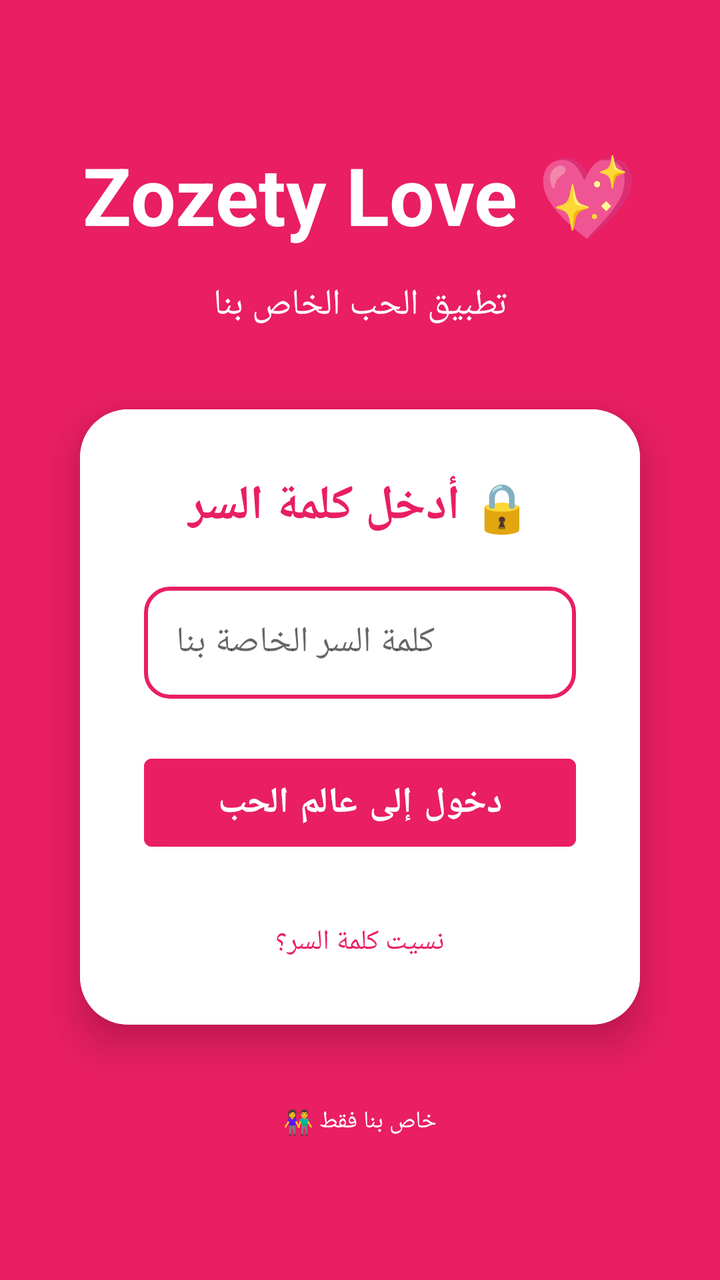
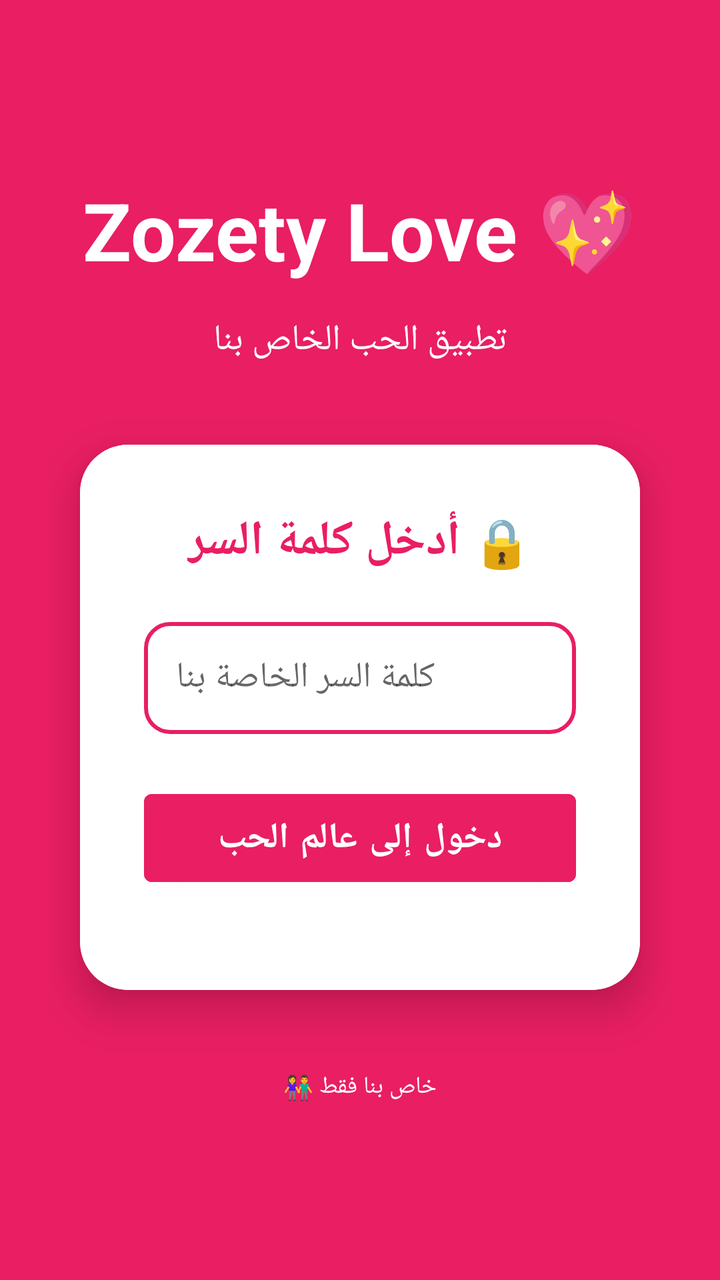

Screens rendered from an Android XML layout before and after an edit, with the pre-edit source and the edit as a unified diff.
<!-- AndroidManifest.xml: application theme Theme.ZozetyLove -->
<!-- res/layout/activity_login.xml -->
<?xml version="1.0" encoding="utf-8"?>
<androidx.constraintlayout.widget.ConstraintLayout 
    xmlns:android="http://schemas.android.com/apk/res/android"
    xmlns:app="http://schemas.android.com/apk/res-auto"
    xmlns:tools="http://schemas.android.com/tools"
    android:layout_width="match_parent"
    android:layout_height="match_parent"
    android:background="@color/primary_color"
    tools:context=".LoginActivity">

    <LinearLayout
        android:layout_width="match_parent"
        android:layout_height="match_parent"
        android:orientation="vertical"
        android:gravity="center"
        android:padding="24dp">

        
        <LinearLayout
            android:layout_width="match_parent"
            android:layout_height="wrap_content"
            android:orientation="vertical"
            android:gravity="center"
            android:layout_marginBottom="40dp">

            <TextView
                android:layout_width="wrap_content"
                android:layout_height="wrap_content"
                android:text="Zozety Love 💖"
                android:textSize="40sp"
                android:textColor="@android:color/white"
                android:textStyle="bold"
                android:layout_marginBottom="16dp"/>

            <TextView
                android:layout_width="wrap_content"
                android:layout_height="wrap_content"
                android:text="تطبيق الحب الخاص بنا"
                android:textSize="18sp"
                android:textColor="@color/card_background"/>
        </LinearLayout>

        
        <androidx.cardview.widget.CardView
            android:layout_width="match_parent"
            android:layout_height="wrap_content"
            app:cardCornerRadius="24dp"
            app:cardElevation="12dp"
            android:layout_marginHorizontal="16dp">

            <LinearLayout
                android:layout_width="match_parent"
                android:layout_height="wrap_content"
                android:orientation="vertical"
                android:padding="32dp"
                android:background="@android:color/white">

                <TextView
                    android:layout_width="wrap_content"
                    android:layout_height="wrap_content"
                    android:text="🔒 أدخل كلمة السر"
                    android:textSize="24sp"
                    android:textColor="@color/primary_color"
                    android:textStyle="bold"
                    android:layout_marginBottom="24dp"
                    android:layout_gravity="center"/>

                <EditText
                    android:id="@+id/etPassword"
                    android:layout_width="match_parent"
                    android:layout_height="56dp"
                    android:hint="@string/login_hint"
                    android:inputType="textPassword"
                    android:textSize="18sp"
                    android:padding="16dp"
                    android:background="@drawable/edittext_background"
                    android:layout_marginBottom="24dp"/>

                <Button
                    android:id="@+id/btnLogin"
                    android:layout_width="match_parent"
                    android:layout_height="56dp"
                    android:text="@string/login_button"
                    android:textSize="18sp"
                    android:textStyle="bold"
                    android:backgroundTint="@color/primary_color"
                    android:textColor="@android:color/white"
                    android:layout_marginBottom="16dp"/>

                <TextView
                    android:id="@+id/tvForgotPassword"
                    android:layout_width="wrap_content"
                    android:layout_height="wrap_content"
                    android:text="@string/forgot_password"
                    android:textSize="14sp"
                    android:textColor="@color/primary_color"
                    android:layout_marginTop="16dp"
                    android:layout_gravity="center"
                    android:clickable="true"
                    android:focusable="true"/>
            </LinearLayout>
        </androidx.cardview.widget.CardView>

        
        <TextView
            android:layout_width="wrap_content"
            android:layout_height="wrap_content"
            android:text="خاص بنا فقط 👫"
            android:textSize="12sp"
            android:textColor="@color/card_background"
            android:layout_marginTop="40dp"/>

    </LinearLayout>
</androidx.constraintlayout.widget.ConstraintLayout>
<!-- resources referenced by this layout -->
<resources>
  <color name="card_background">#FFFFFF</color>
  <color name="primary_color">#E91E63</color>
  <!-- drawable edittext_background (drawable) -->
  <?xml version="1.0" encoding="utf-8"?>
  <shape xmlns:android="http://schemas.android.com/apk/res/android">
      <solid android:color="@android:color/white" />
      <stroke android:width="2dp" android:color="@color/primary_color" />
      <corners android:radius="12dp" />
      <padding android:left="16dp" android:top="12dp" android:right="16dp" android:bottom="12dp" />
  </shape>
  <string name="forgot_password">نسيت كلمة السر؟</string>
  <string name="login_button">دخول إلى عالم الحب</string>
  <string name="login_hint">كلمة السر الخاصة بنا</string>
  <style name="Theme.ZozetyLove" parent="Theme.MaterialComponents.DayNight.NoActionBar">
          <item name="colorPrimary">@color/primary_color</item>
          <item name="colorPrimaryVariant">@color/primary_dark</item>
          <item name="colorOnPrimary">@android:color/white</item>
          <item name="colorSecondary">@color/accent_color</item>
          <item name="colorSecondaryVariant">@color/primary_light</item>
          <item name="colorOnSecondary">@android:color/white</item>
          <item name="android:statusBarColor">@color/primary_dark</item>
          <item name="android:windowLightStatusBar">false</item>
          <item name="android:navigationBarColor">@color/primary_color</item>
          <item name="android:windowBackground">@color/background_color</item>
      </style>
  <color name="primary_dark">#C2185B</color>
  <color name="accent_color">#FF4081</color>
  <color name="primary_light">#F48FB1</color>
  <color name="background_color">#FFF5F8</color>
</resources>

<!-- the commit's change to res/layout/activity_login.xml (unified diff, before → after) -->
@@ -87,17 +87,8 @@
                     android:textColor="@android:color/white"
                     android:layout_marginBottom="16dp"/>
 
-                <TextView
-                    android:id="@+id/tvForgotPassword"
-                    android:layout_width="wrap_content"
-                    android:layout_height="wrap_content"
-                    android:text="@string/forgot_password"
-                    android:textSize="14sp"
-                    android:textColor="@color/primary_color"
-                    android:layout_marginTop="16dp"
-                    android:layout_gravity="center"
-                    android:clickable="true"
-                    android:focusable="true"/>
+                
+                
             </LinearLayout>
         </androidx.cardview.widget.CardView>
 
<!-- resource entries referenced after the edit -->
@@ -10,7 +10,6 @@
       <corners android:radius="12dp" />
       <padding android:left="16dp" android:top="12dp" android:right="16dp" android:bottom="12dp" />
   </shape>
-  <string name="forgot_password">نسيت كلمة السر؟</string>
   <string name="login_button">دخول إلى عالم الحب</string>
   <string name="login_hint">كلمة السر الخاصة بنا</string>
   <style name="Theme.ZozetyLove" parent="Theme.MaterialComponents.DayNight.NoActionBar">
